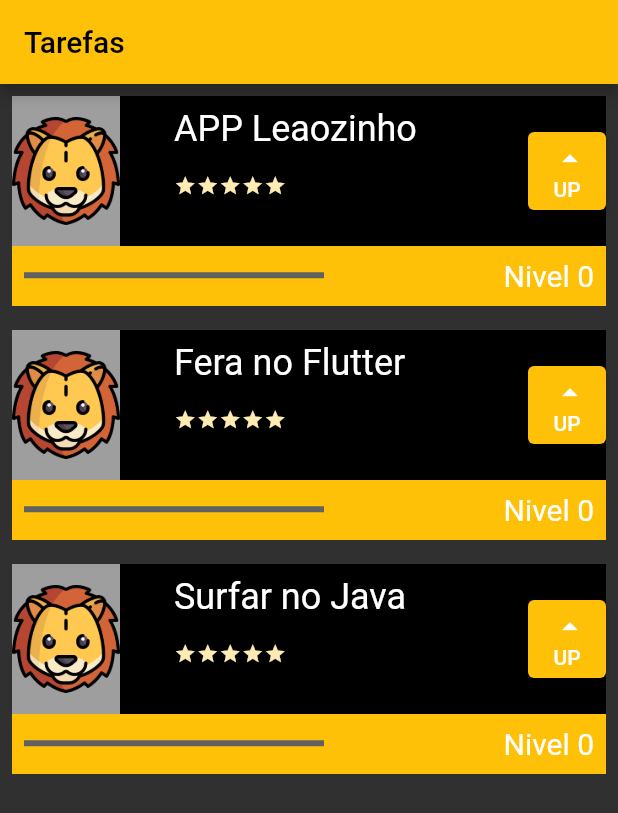
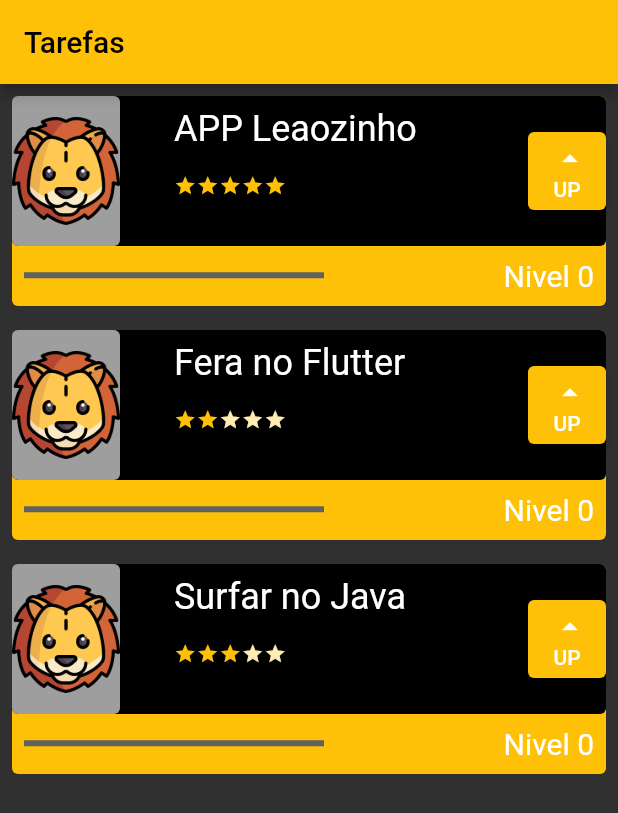
Before and after one commit to alexander-brandao/APPnovasTarefas, a Flutter app: the screen it shows after launch, on a phone screen of 412 x 824 dp. Shown: the top 813 px of the screen. Run offline on Flutter 3.47's test engine with Material 2 defaults, Android fonts, the phone set to English and light mode, and no system bars.

Commit message:
adicionando bordas

```diff
--- a/lib/tarefas.dart
+++ b/lib/tarefas.dart
@@ -17,10 +17,10 @@
         foregroundColor: Colors.black,
       ),
       body:  ListView(
-        children: [
-          Task("APP Leaozinho"),
-          Task("Fera no Flutter"),
-          Task("Surfar no Java"),
+        children: const [
+          Task("APP Leaozinho", 5),
+          Task("Fera no Flutter", 2),
+          Task("Surfar no Java", 3),
         ],
       ),
     );
@@ -29,7 +29,8 @@
 
 class Task extends StatefulWidget {
   final String nome;
-  const Task(this.nome,{Key? key}) : super(key: key);
+  final int dificuldade;
+  const Task(this.nome, this.dificuldade,{Key? key}) : super(key: key);
 
   @override
   State<Task> createState() => _TaskState();
@@ -45,29 +46,38 @@
       child: Stack(
         children: [
           Container(
-            color: Colors.amber,
             height: 140,
+            decoration: BoxDecoration(
+              borderRadius: BorderRadius.circular(4.0),
+              color: Colors.amber,
+            ),
           ),
           Column(
             children: [
               Container(
-                color: Colors.black,
                 height: 100,
+                decoration: BoxDecoration(
+                  borderRadius: BorderRadius.circular(4),
+                  color: Colors.black,
+                ),
                 child: Row(
                   mainAxisAlignment: MainAxisAlignment.spaceBetween,
                   children: [
                     Container(
-                      child: Image.asset("images/lion.png"),
-                      color: Colors.grey,
+                      decoration: BoxDecoration(
+                        borderRadius: BorderRadius.circular(4),
+                        color: Colors.grey,
+                      ),
                       width: 72,
                       height: 100,
+                      child: Image.asset("images/lion.png"),
                     ),
                     Column(
                       crossAxisAlignment: CrossAxisAlignment.start,
                       children: [
                         Padding(
                           padding: const EdgeInsets.all(8.0),
-                          child: Container(
+                          child: SizedBox(
                             width: 200,
                               child:
                               Text(
@@ -82,17 +92,17 @@
                           child: Row(
 
                             children: [
-                              Icon(Icons.star, size: 15,color: Colors.amber[100],),
-                              Icon(Icons.star, size: 15,color: Colors.amber[100],),
-                              Icon(Icons.star, size: 15,color: Colors.amber[100],),
-                              Icon(Icons.star, size: 15,color: Colors.amber[100],),
-                              Icon(Icons.star, size: 15,color: Colors.amber[100],),
+                              Icon(Icons.star, size: 15,color: (widget.dificuldade >= 1)? Colors.amber : Colors.amber[100]),
+                              Icon(Icons.star, size: 15,color: (widget.dificuldade >= 2)? Colors.amber : Colors.amber[100]),
+                              Icon(Icons.star, size: 15,color: (widget.dificuldade >= 3)? Colors.amber : Colors.amber[100]),
+                              Icon(Icons.star, size: 15,color: (widget.dificuldade >= 4)? Colors.amber : Colors.amber[100]),
+                              Icon(Icons.star, size: 15,color: (widget.dificuldade >= 5)? Colors.amber : Colors.amber[100]),
                             ],
                           ),
                         ),
                       ],
                     ),
-                    Container(
+                    SizedBox(
                       width: 52,
                       height: 52,
                       child: ElevatedButton(
@@ -119,17 +129,17 @@
                 children: [
                   Padding(
                     padding: const EdgeInsets.all(8.0),
-                    child: Container(
+                    child: SizedBox(
                       width: 200,
                       child: LinearProgressIndicator(
                         color: Colors.white,
-                        value: nivel/10,
+                        value: (widget.dificuldade > 0) ? (nivel/widget.dificuldade)/10 : 1,
                       ),
                     ),
                   ),
                   Padding(
                     padding: const EdgeInsets.all(8.0),
-                    child: Text("Nivel $nivel", style: TextStyle(fontSize: 20),),
+                    child: Text("Nivel $nivel", style: const TextStyle(fontSize: 20),),
                   ),
                 ],
               ),
```
